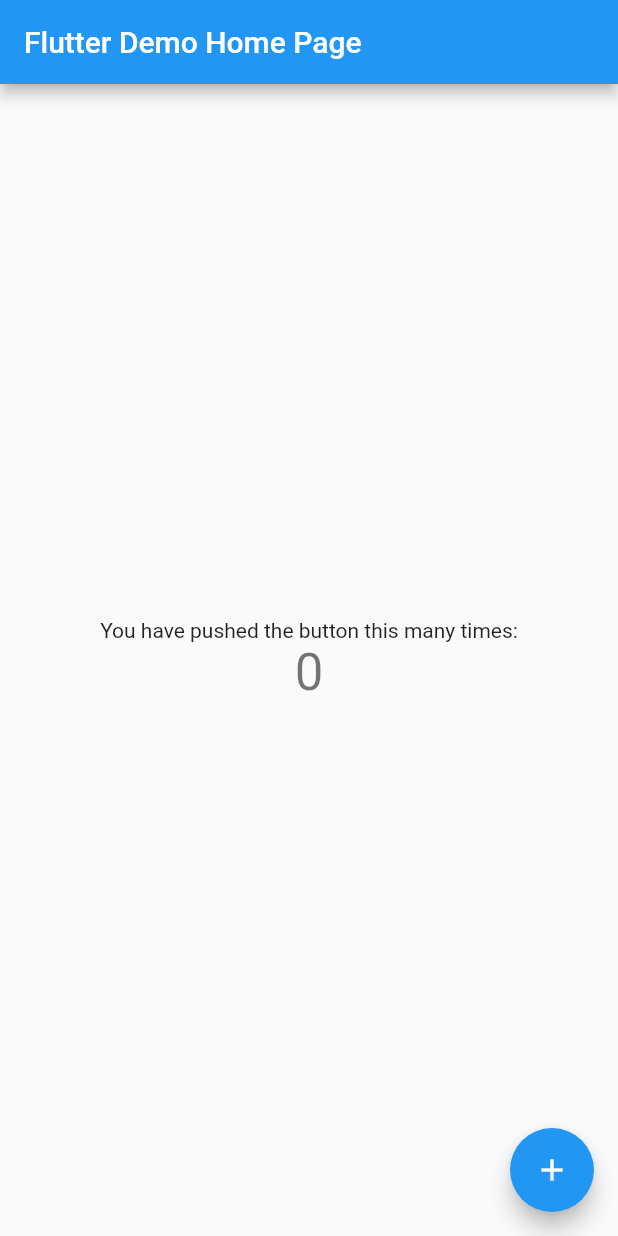
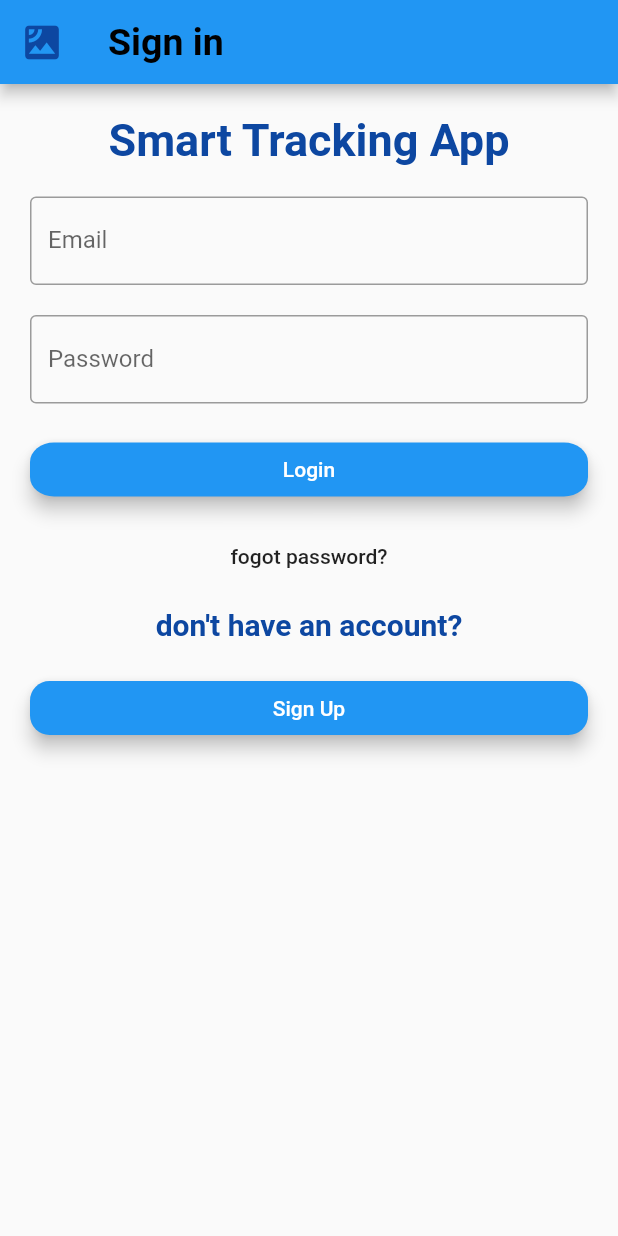
Before and after one commit to EANimesha/Smart-Kitchen-Inventory-Tracker, a Flutter app: the screen it shows after launch, on a phone screen of 412 x 824 dp. Run offline on Flutter 3.47's test engine with Material 2 defaults, Android fonts, the phone set to English and light mode, and no system bars.

Commit message:
added sign in and sign up screens

```diff
--- a/mobile app/lib/main.dart
+++ b/mobile app/lib/main.dart
@@ -1,4 +1,6 @@
 import 'package:flutter/material.dart';
+
+import 'screens/auth/signin.dart';
 
 void main() {
   runApp(MyApp());
@@ -9,109 +11,8 @@
   @override
   Widget build(BuildContext context) {
     return MaterialApp(
-      title: 'Flutter Demo',
-      theme: ThemeData(
-        // This is the theme of your application.
-        //
-        // Try running your application with "flutter run". You'll see the
-        // application has a blue toolbar. Then, without quitting the app, try
-        // changing the primarySwatch below to Colors.green and then invoke
-        // "hot reload" (press "r" in the console where you ran "flutter run",
-        // or simply save your changes to "hot reload" in a Flutter IDE).
-        // Notice that the counter didn't reset back to zero; the application
-        // is not restarted.
-        primarySwatch: Colors.blue,
-        // This makes the visual density adapt to the platform that you run
-        // the app on. For desktop platforms, the controls will be smaller and
-        // closer together (more dense) than on mobile platforms.
-        visualDensity: VisualDensity.adaptivePlatformDensity,
-      ),
-      home: MyHomePage(title: 'Flutter Demo Home Page'),
+      title: 'SmartTraking',
+      home: SignIn(),
     );
   }
 }
-
-class MyHomePage extends StatefulWidget {
-  MyHomePage({Key key, this.title}) : super(key: key);
-
-  // This widget is the home page of your application. It is stateful, meaning
-  // that it has a State object (defined below) that contains fields that affect
-  // how it looks.
-
-  // This class is the configuration for the state. It holds the values (in this
-  // case the title) provided by the parent (in this case the App widget) and
-  // used by the build method of the State. Fields in a Widget subclass are
-  // always marked "final".
-
-  final String title;
-
-  @override
-  _MyHomePageState createState() => _MyHomePageState();
-}
-
-class _MyHomePageState extends State<MyHomePage> {
-  int _counter = 0;
-
-  void _incrementCounter() {
-    setState(() {
-      // This call to setState tells the Flutter framework that something has
-      // changed in this State, which causes it to rerun the build method below
-      // so that the display can reflect the updated values. If we changed
-      // _counter without calling setState(), then the build method would not be
-      // called again, and so nothing would appear to happen.
-      _counter++;
-    });
-  }
-
-  @override
-  Widget build(BuildContext context) {
-    // This method is rerun every time setState is called, for instance as done
-    // by the _incrementCounter method above.
-    //
-    // The Flutter framework has been optimized to make rerunning build methods
-    // fast, so that you can just rebuild anything that needs updating rather
-    // than having to individually change instances of widgets.
-    return Scaffold(
-      appBar: AppBar(
-        // Here we take the value from the MyHomePage object that was created by
-        // the App.build method, and use it to set our appbar title.
-        title: Text(widget.title),
-      ),
-      body: Center(
-        // Center is a layout widget. It takes a single child and positions it
-        // in the middle of the parent.
-        child: Column(
-          // Column is also a layout widget. It takes a list of children and
-          // arranges them vertically. By default, it sizes itself to fit its
-          // children horizontally, and tries to be as tall as its parent.
-          //
-          // Invoke "debug painting" (press "p" in the console, choose the
-          // "Toggle Debug Paint" action from the Flutter Inspector in Android
-          // Studio, or the "Toggle Debug Paint" command in Visual Studio Code)
-          // to see the wireframe for each widget.
-          //
-          // Column has various properties to control how it sizes itself and
-          // how it positions its children. Here we use mainAxisAlignment to
-          // center the children vertically; the main axis here is the vertical
-          // axis because Columns are vertical (the cross axis would be
-          // horizontal).
-          mainAxisAlignment: MainAxisAlignment.center,
-          children: <Widget>[
-            Text(
-              'You have pushed the button this many times:',
-            ),
-            Text(
-              '$_counter',
-              style: Theme.of(context).textTheme.headline4,
-            ),
-          ],
-        ),
-      ),
-      floatingActionButton: FloatingActionButton(
-        onPressed: _incrementCounter,
-        tooltip: 'Increment',
-        child: Icon(Icons.add),
-      ), // This trailing comma makes auto-formatting nicer for build methods.
-    );
-  }
-}
--- /dev/null
+++ b/mobile app/lib/screens/auth/signin.dart
@@ -0,0 +1,157 @@
+
+import 'package:flutter/material.dart';
+import 'package:smart_kitchen_inventory/screens/auth/signup.dart';
+import './../welcomeScreen/WelcomeScreen.dart';
+
+class SignIn extends StatefulWidget {
+  @override
+  _SignInState createState() => _SignInState();
+}
+String _email, _password;
+class _SignInState extends State<SignIn> {
+  final GlobalKey<FormState> _formkey = GlobalKey<FormState>();
+  TextEditingController nameController = TextEditingController();
+  TextEditingController passwordController = TextEditingController();
+   @override
+  void dispose() {
+    // Clean up the controller when the widget is disposed.
+    nameController.dispose();
+    passwordController.dispose();
+    super.dispose();
+  }
+  @override
+  Widget build(BuildContext context) {
+    return Scaffold(
+      appBar: AppBar(
+
+        leading: Icon(Icons.satellite,size: 30,color: Colors.blue.shade900,),
+        title:Text('Sign in ',style: TextStyle(
+          color: Colors.black,
+          fontSize: 25,
+          fontWeight: FontWeight.bold
+        ),
+        )
+      ),
+      body:Padding(
+        padding: EdgeInsets.all(10),
+        child: ListView(
+          children:<Widget>[
+            Container(
+              alignment:Alignment.center,
+              padding: EdgeInsets.all(10),
+              child: Text(
+                'Smart Tracking App',
+                style: TextStyle(
+                  color: Colors.blue.shade900,
+                  fontWeight: FontWeight.bold,
+                  fontSize: 30
+                ),
+              ),
+            ),
+            Container(
+              alignment: Alignment.center,
+              padding: EdgeInsets.all(10),
+              child: TextFormField(
+                validator: (input){
+                  if(input.isEmpty){
+                    return 'please type something';
+                  }
+                },
+                onSaved: (input)=>_email = input,
+                controller: nameController,
+                decoration: InputDecoration(
+                  border: OutlineInputBorder(),
+                  labelText: 'Email'
+                ),
+              ),
+            ),
+            Container(
+              alignment: Alignment.center,
+              padding: EdgeInsets.all(10),
+              child: TextFormField(
+                validator: (input){
+                  if(input.isEmpty){
+                    return 'please type something';
+                  }
+                },
+                onSaved: (input)=>_password = input,
+                obscureText: true,
+                controller: passwordController,
+                decoration: InputDecoration(
+                  border: OutlineInputBorder(),
+                  labelText: 'Password'
+                ),
+              ),
+            ),
+            Container(
+              padding: EdgeInsets.all(10),
+              child: RaisedButton(
+                textColor: Colors.white,
+                color: Colors.blue,
+                child: Text('Login'),
+                shape:RoundedRectangleBorder(borderRadius: BorderRadius.all(Radius.elliptical(16.0,13.0))),
+                elevation: 5,
+                onPressed: (){
+                  print(nameController.text.toString());
+                  print(passwordController.text.toString());
+                  // if(_email.contains("@")){
+                                      Navigator.push(
+                                        context, MaterialPageRoute(builder: (context) => WelcomeScreen(),),
+                                      );
+                                    // }else SnackBar(content: Text('error huu huu'));
+                                  },
+                                ),
+                              ),
+                              Container(
+                                padding: EdgeInsets.fromLTRB(10, 0, 10, 0),
+                                child: Center(
+                                  child: FlatButton(
+                                    child: Text('fogot password?'),
+                                    onPressed: () {
+                                      //fogot password
+                                    },
+                                  ),
+                                ),
+                              ),
+                            Container(
+                            alignment:Alignment.center,
+                            padding: EdgeInsets.all(10),
+                            child: Text(
+                              'don\'t have an account?',
+                              style: TextStyle(
+                                color: Colors.blue.shade900,
+                                fontWeight: FontWeight.bold,
+                                fontSize: 20
+                              ),
+                            ),
+                          ),
+                          Container(
+              padding: EdgeInsets.all(10),
+              child: RaisedButton(
+                textColor: Colors.white,
+                color: Colors.blue,
+                child: Text('Sign Up'),
+                shape:RoundedRectangleBorder(borderRadius: BorderRadius.all(Radius.elliptical(13.0,13.0))),
+                elevation: 5,
+                onPressed: (){
+
+                  // if(_email.contains("@")){
+                                      Navigator.push(
+                                        context, MaterialPageRoute(builder: (context) => SignUp(),),
+                                      );
+                                    // }else SnackBar(content: Text('error huu huu'));
+                                  },
+                                ),
+                              ),
+
+
+
+
+
+                            ],
+                          ),
+                        )
+
+                      );
+                    }
+                  }
```
Also changed, not shown: mobile app/lib/screens/auth/signup.dart (added, +129 -0 lines), mobile app/lib/screens/welcomeScreen/WelcomeScreen.dart (added, +18 -0 lines).
